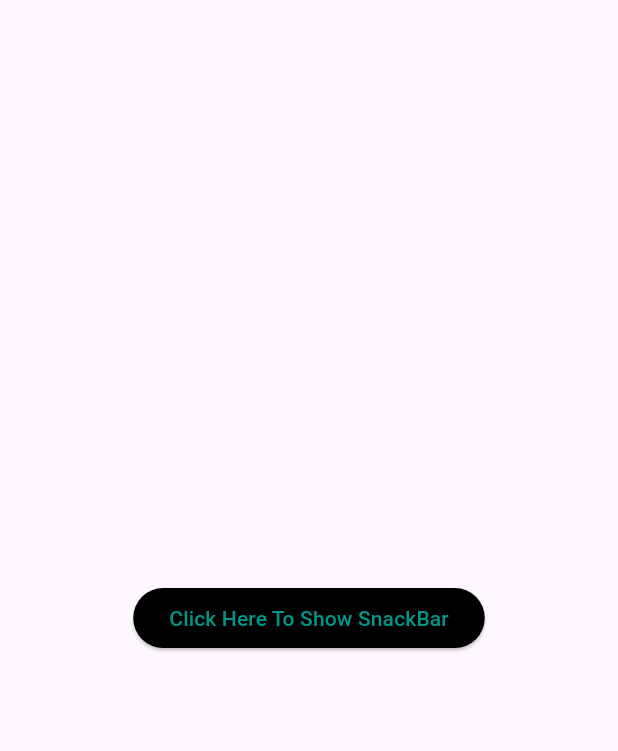
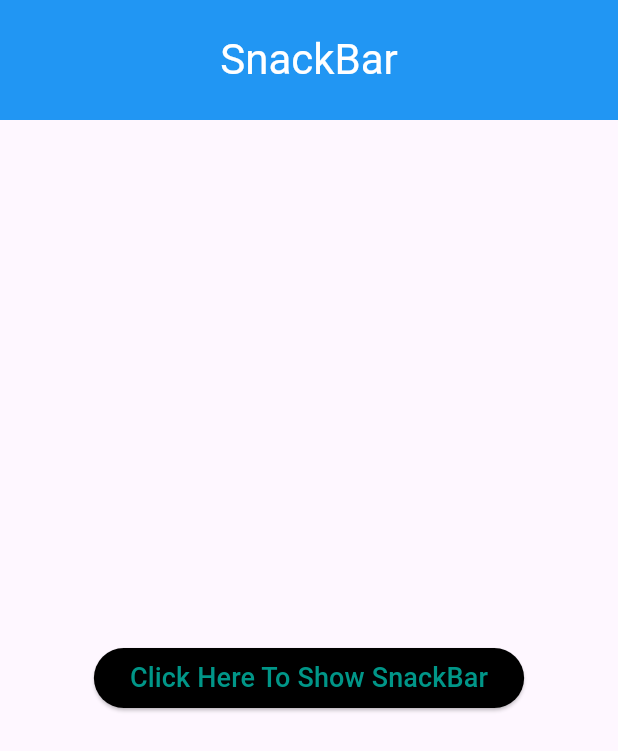
Before and after one commit to AnkitUmredkar/Resume_app_daily_task, a Flutter app: the screen it shows after launch, on a phone screen of 412 x 824 dp. Shown: the top 751 px of the screen. Run offline on Flutter 3.47's test engine with Material 3 defaults, Android fonts, the phone set to English and light mode, and no system bars.

Commit message:
Resume App Daily Task

```diff
--- a/lib/Daily_Task/snack_bar.dart
+++ b/lib/Daily_Task/snack_bar.dart
@@ -12,6 +12,15 @@ class _snackBarState extends State<snackBar> {
   Widget build(BuildContext context) {
     return SafeArea(
       child: Scaffold(
+        appBar: AppBar(
+          backgroundColor: Colors.blue,
+          title: const Text(
+            'SnackBar',
+            style: TextStyle(color: Colors.white, fontSize: 28),
+          ),
+          centerTitle: true,
+          toolbarHeight: 80,
+        ),
         body: Center(
           child: ElevatedButton(
             style: const ButtonStyle(
@@ -30,7 +39,10 @@ class _snackBarState extends State<snackBar> {
             },
             child: const Text(
               'Click Here To Show SnackBar',
-              style: TextStyle(color: Colors.teal),
+              style: TextStyle(
+                color: Colors.teal,
+                fontSize: 18,
+              ),
             ),
           ),
         ),
```
